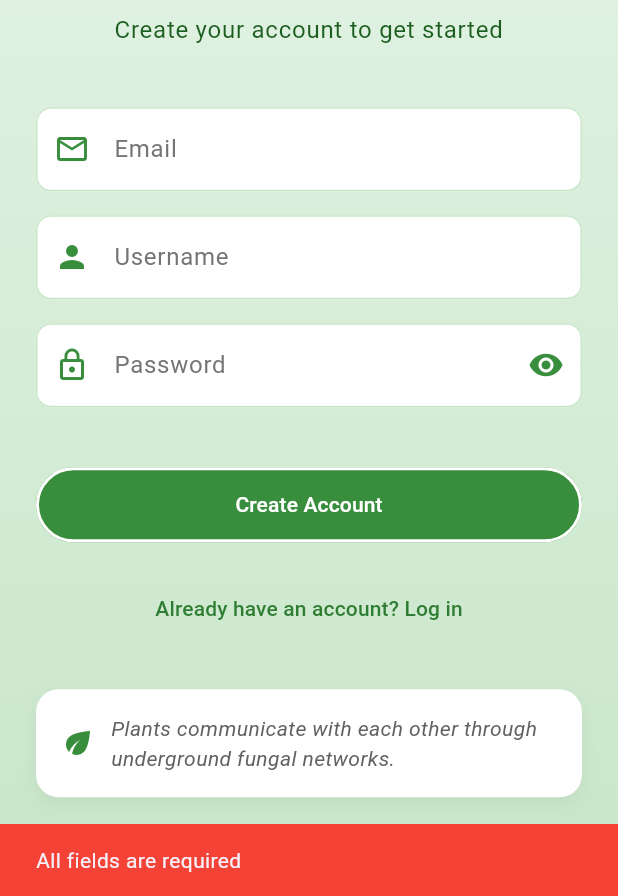
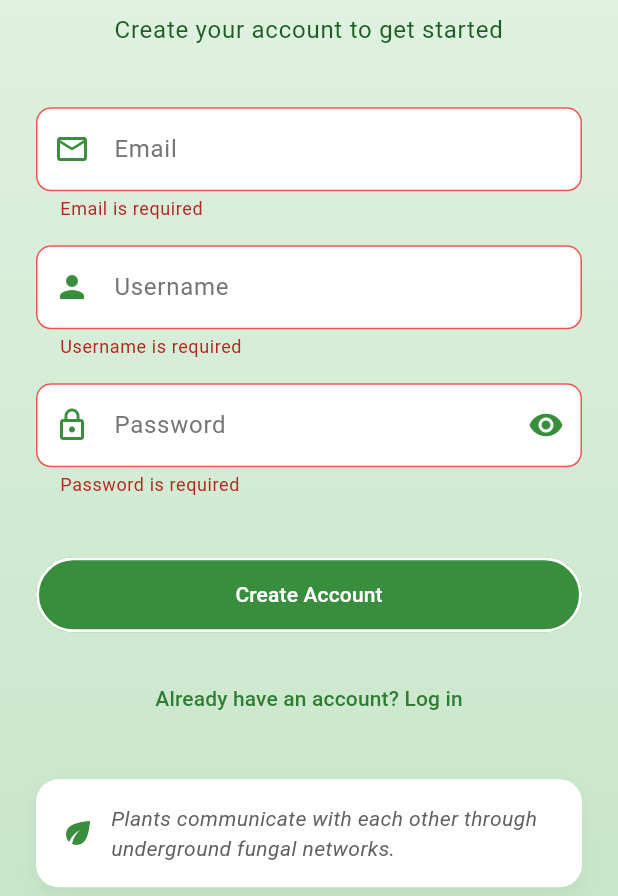
Before and after one commit to Shreejaaa/Flora-Guardian, a Flutter app: the SignupScreen screen opened directly, scrolled down 37 dp, after a tap on "Create Account", on a phone screen of 412 x 824 dp, the part 340-1236 px from its top. Run offline on Flutter 3.47's test engine with Material 3 defaults, Android fonts, the light colour scheme and no system bars; drawn by our look-alikes of overlay_support; our stand-ins replace audioplayers, camera, cloud_firestore, firebase_auth, firebase_core, flutter_local_notifications and 4 more; accounts and stored records are empty.

Commit message:
Added validations in login and signup page

```diff
--- a/Flora-Guardian-main/lib/controllers/user_controller.dart
+++ b/Flora-Guardian-main/lib/controllers/user_controller.dart
@@ -51,6 +51,17 @@ class UserController {
       return null;
     }
   }
+  Future<bool> isUsernameTaken(String username) async {
+  try {
+    final query = await _db.collection("users")
+        .where("userName", isEqualTo: username)
+        .get();
+    return query.docs.isNotEmpty;
+  } catch (e) {
+    debugPrint("Error checking username: $e");
+    return false;
+  }
+}
 
   Future<UserModel?> getUserData() async {
     try {
--- a/Flora-Guardian-main/lib/views/screens/signup_screen.dart
+++ b/Flora-Guardian-main/lib/views/screens/signup_screen.dart
@@ -2,7 +2,6 @@ import 'package:firebase_auth/firebase_auth.dart';
 import 'package:flora_guardian/controllers/user_controller.dart';
 import 'package:flora_guardian/models/user_model.dart';
 import 'package:flora_guardian/views/custom_widgets/custom_button.dart';
-// import 'package:flora_guardian/views/custom_widgets/custom_text_field.dart';
 import 'package:flutter/material.dart';
 
 class SignupScreen extends StatefulWidget {
@@ -19,11 +18,112 @@ class _SignupScreenState extends State<SignupScreen> {
   final TextEditingController emailController = TextEditingController();
   final TextEditingController usernameController = TextEditingController();
   final TextEditingController passwordController = TextEditingController();
+  final GlobalKey<FormState> _formKey = GlobalKey<FormState>();
 
   void onPressedSuffix() {
     setState(() {
       isObscure = !isObscure;
     });
+  }
+
+  Future<void> _showErrorDialog(String message) async {
+    if (!mounted) return;
+    await showDialog(
+      context: context,
+      builder: (context) => AlertDialog(
+        title: const Text('Sign Up Error'),
+        content: Text(message),
+        actions: [
+          TextButton(
+            onPressed: () => Navigator.pop(context),
+            child: const Text('OK'),
+          ),
+        ],
+      ),
+    );
+  }
+
+  Future<bool> _isUsernameUnique(String username) async {
+    final result = await UserController()
+        .getUserData(); // Assuming you can modify this to check all users
+    // This is a simplified check - in reality, you'd need to query all users
+    return result?.userName != username;
+  }
+
+  Future<void> _handleSignup() async {
+    if (!_formKey.currentState!.validate()) return;
+
+    setState(() {
+      isSignup = true;
+    });
+
+    try {
+      // Check if username is unique (this needs proper implementation in UserController)
+      bool isUsernameAvailable = await _isUsernameUnique(usernameController.text);
+      if (!isUsernameAvailable) {
+        await _showErrorDialog('This username is already taken');
+        setState(() {
+          isSignup = false;
+        });
+        return;
+      }
+
+      User? user = await UserController().signup(
+        emailController.text.trim(),
+        passwordController.text.trim(),
+      );
+
+      if (user != null) {
+        UserModel userModel = UserModel(
+          uid: user.uid,
+          userName: usernameController.text.trim(),
+          email: emailController.text.trim(),
+        );
+        await UserController().saveUseToDb(userModel);
+
+        if (!mounted) return;
+
+        ScaffoldMessenger.of(context).showSnackBar(
+          SnackBar(
+            content: Row(
+              children: [
+                Icon(Icons.check_circle, color: Colors.white),
+                SizedBox(width: 10),
+                Text('Account created successfully!'),
+              ],
+            ),
+            backgroundColor: Colors.green,
+            duration: Duration(seconds: 2),
+          ),
+        );
+
+        Future.delayed(Duration(seconds: 2), () {
+          if (mounted) Navigator.pop(context);
+        });
+      }
+    } on FirebaseAuthException catch (e) {
+      String errorMessage = 'Failed to create account';
+      switch (e.code) {
+        case 'email-already-in-use':
+          errorMessage = 'This email is already registered';
+          break;
+        case 'invalid-email':
+          errorMessage = 'Invalid email format';
+          break;
+        case 'weak-password':
+          errorMessage = 'Password is too weak';
+          break;
+      }
+      await _showErrorDialog(errorMessage);
+    } catch (e) {
+      await _showErrorDialog('An unexpected error occurred: $e');
+    } finally {
+      if (mounted) {
+        setState(() {
+          isSignup = false;
+        });
+      }
+    }
   }
 
   @override
@@ -33,7 +133,6 @@ class _SignupScreenState extends State<SignupScreen> {
     return Scaffold(
       body: Stack(
         children: [
-          // Background gradient to match landing page
           Container(
             decoration: BoxDecoration(
               gradient: LinearGradient(
@@ -46,17 +145,16 @@ class _SignupScreenState extends State<SignupScreen> {
               ),
             ),
           ),
-
           SafeArea(
             child: SingleChildScrollView(
               child: Padding(
                 padding: const EdgeInsets.symmetric(horizontal: 24.0),
+                child: Form(
+                  key: _formKey,
                   child: Column(
                     crossAxisAlignment: CrossAxisAlignment.center,
                     children: [
                       SizedBox(height: size.height * 0.02),
-
-                    // Back button
                       Align(
                         alignment: Alignment.centerLeft,
                         child: IconButton(
@@ -67,10 +165,7 @@ class _SignupScreenState extends State<SignupScreen> {
                           onPressed: () => Navigator.pop(context),
                         ),
                       ),
-
                       SizedBox(height: size.height * 0.03),
-
-                    // App logo or icon (same as landing page)
                       Container(
                         height: 100,
                         width: 100,
@@ -79,7 +174,7 @@ class _SignupScreenState extends State<SignupScreen> {
                           shape: BoxShape.circle,
                           boxShadow: [
                             BoxShadow(
-                            color: Colors.black.withValues(alpha: 0.1), // Use .withValues()
+                              color: Colors.black.withValues(alpha: 0.1),
                               blurRadius: 20,
                               offset: const Offset(0, 10),
                             ),
@@ -93,10 +188,7 @@ class _SignupScreenState extends State<SignupScreen> {
                           ),
                         ),
                       ),
-
                       SizedBox(height: 30),
-
-                    // Title - matching font style from landing page
                       Text(
                         "Join Flora Guardian",
                         style: TextStyle(
@@ -106,10 +198,7 @@ class _SignupScreenState extends State<SignupScreen> {
                           letterSpacing: 1.2,
                         ),
                       ),
-
                       SizedBox(height: 10),
-
-                    // Subtitle - matching style from landing page
                       Text(
                         "Create your account to get started",
                         textAlign: TextAlign.center,
@@ -119,11 +208,8 @@ class _SignupScreenState extends State<SignupScreen> {
                           letterSpacing: 0.5,
                         ),
                       ),
-
                       SizedBox(height: 40),
-
-                    // Input fields with consistent styling
-                    TextField(
+                      TextFormField(
                         controller: emailController,
                         keyboardType: TextInputType.emailAddress,
                         decoration: InputDecoration(
@@ -144,12 +230,23 @@ class _SignupScreenState extends State<SignupScreen> {
                             borderRadius: BorderRadius.circular(10),
                             borderSide: BorderSide(color: Colors.green.shade700),
                           ),
+                          errorBorder: OutlineInputBorder(
+                            borderRadius: BorderRadius.circular(10),
+                            borderSide: BorderSide(color: Colors.red.shade400),
                           ),
                         ),
-
+                        validator: (value) {
+                          if (value == null || value.isEmpty) {
+                            return 'Email is required';
+                          }
+                          if (!RegExp(r'^[\w-\.]+@([\w-]+\.)+[\w-]{2,4}$').hasMatch(value)) {
+                            return 'Please enter a valid email';
+                          }
+                          return null;
+                        },
+                      ),
                       SizedBox(height: 16),
-
-                    TextField(
+                      TextFormField(
                         controller: usernameController,
                         decoration: InputDecoration(
                           hintText: "Username",
@@ -169,12 +266,23 @@ class _SignupScreenState extends State<SignupScreen> {
                             borderRadius: BorderRadius.circular(10),
                             borderSide: BorderSide(color: Colors.green.shade700),
                           ),
+                          errorBorder: OutlineInputBorder(
+                            borderRadius: BorderRadius.circular(10),
+                            borderSide: BorderSide(color: Colors.red.shade400),
                           ),
                         ),
-
+                        validator: (value) {
+                          if (value == null || value.isEmpty) {
+                            return 'Username is required';
+                          }
+                          if (value.length < 3) {
+                            return 'Username must be at least 3 characters';
+                          }
+                          return null;
+                        },
+                      ),
                       SizedBox(height: 16),
-
-                    TextField(
+                      TextFormField(
                         controller: passwordController,
                         obscureText: isObscure,
                         decoration: InputDecoration(
@@ -202,12 +310,22 @@ class _SignupScreenState extends State<SignupScreen> {
                             borderRadius: BorderRadius.circular(10),
                             borderSide: BorderSide(color: Colors.green.shade700),
                           ),
+                          errorBorder: OutlineInputBorder(
+                            borderRadius: BorderRadius.circular(10),
+                            borderSide: BorderSide(color: Colors.red.shade400),
                           ),
                         ),
-
+                        validator: (value) {
+                          if (value == null || value.isEmpty) {
+                            return 'Password is required';
+                          }
+                          if (value.length < 6) {
+                            return 'Password must be at least 6 characters';
+                          }
+                          return null;
+                        },
+                      ),
                       SizedBox(height: 40),
-
-                    // Sign up button - matching the style from landing page
                       isSignup
                         ? Center(
                             child: CircularProgressIndicator(
@@ -216,86 +334,11 @@ class _SignupScreenState extends State<SignupScreen> {
                           )
                         : CustomButton(
                             backgroundColor: Colors.green.shade700,
-                          onPressed: () async {
-                            // Validate inputs
-                            if (emailController.text.isEmpty ||
-                                passwordController.text.isEmpty ||
-                                usernameController.text.isEmpty) {
-                              ScaffoldMessenger.of(context).showSnackBar(
-                                const SnackBar(
-                                  content: Text('All fields are required'),
-                                  backgroundColor: Colors.red,
-                                ),
-                              );
-                              return;
-                            }
-                            if (!RegExp(
-                              r'^[\w-\.]+@([\w-]+\.)+[\w-]{2,4}$',
-                            ).hasMatch(emailController.text)) {
-                              ScaffoldMessenger.of(context).showSnackBar(
-                                const SnackBar(
-                                  content: Text('Please enter a valid email'),
-                                  backgroundColor: Colors.red,
-                                ),
-                              );
-                              return;
-                            }
-                            // Show loading indicator
-                            setState(() {
-                              isSignup = true;
-                            });
-                            User? user = await UserController().signup(
-                              emailController.text,
-                              passwordController.text,
-                            );
-                            if (user != null) {
-                              UserModel userModel = UserModel(
-                                uid: user.uid,
-                                userName: usernameController.text,
-                                email: emailController.text,
-                              );
-                              await UserController().saveUseToDb(userModel);
-
-                              if (!mounted) return;
-
-                              // Show success animation before popping
-                              ScaffoldMessenger.of(context).showSnackBar(
-                                SnackBar(
-                                  content: Row(
-                                    children: [
-                                      Icon(Icons.check_circle, color: Colors.white),
-                                      SizedBox(width: 10),
-                                      Text('Account created successfully!'),
-                                    ],
-                                  ),
-                                  backgroundColor: Colors.green,
-                                  duration: Duration(seconds: 2),
-                                ),
-                              );
-
-                              Future.delayed(Duration(seconds: 2), () {
-                                Navigator.pop(context);
-                              });
-                            } else {
-                              if (!mounted) return;
-                              ScaffoldMessenger.of(context).showSnackBar(
-                                const SnackBar(
-                                  content: Text('Failed to create account'),
-                                  backgroundColor: Colors.red,
-                                ),
-                              );
-                              setState(() {
-                                isSignup = false;
-                              });
-                            }
-                          },
+                            onPressed: _handleSignup,
                             text: "Create Account",
                             textColor: Colors.white,
                           ),
-
                       SizedBox(height: 20),
-
-                    // Login link - matching style from landing page
                       TextButton(
                         onPressed: () {
                           Navigator.pop(context);
@@ -308,8 +351,6 @@ class _SignupScreenState extends State<SignupScreen> {
                           ),
                         ),
                       ),
-
-                    // Plant fact section (simplified from the original)
                       SizedBox(height: 30),
                       Container(
                         padding: EdgeInsets.all(16),
@@ -318,7 +359,7 @@ class _SignupScreenState extends State<SignupScreen> {
                           borderRadius: BorderRadius.circular(15),
                           boxShadow: [
                             BoxShadow(
-                            color: Colors.black.withValues(alpha:0.05),
+                              color: Colors.black.withValues(alpha: 0.05),
                               blurRadius: 10,
                               offset: const Offset(0, 5),
                             ),
@@ -345,9 +386,9 @@ class _SignupScreenState extends State<SignupScreen> {
                           ],
                         ),
                       ),
-
                       SizedBox(height: size.height * 0.08),
                     ],
+                  ),
                 ),
               ),
             ),
```
Also changed, not shown: Flora-Guardian-main/lib/views/screens/login_screen.dart (+43 -40 lines). Lines whose indentation alone changed are shown as unchanged.
